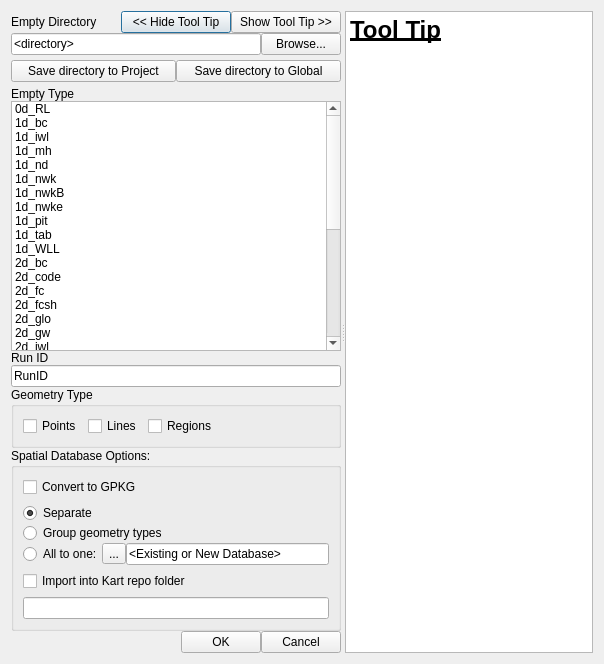
The window that tuflow/forms/ui_tuflowqgis_import_empties.ui (TUFLOW-Support/QGIS-TUFLOW-Plugin) describes before a commit, drawn with Qt 5.
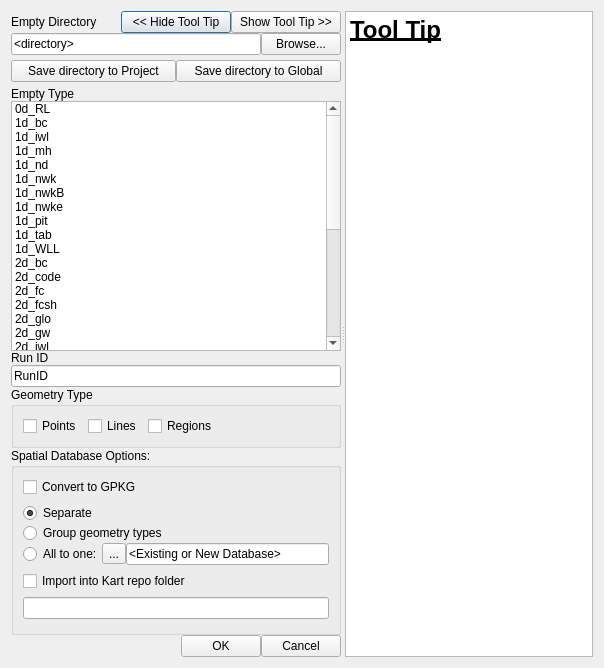
The same window after the commit.

Diff of the .ui file:
```diff
--- a/tuflow/forms/ui_tuflowqgis_import_empties.ui
+++ b/tuflow/forms/ui_tuflowqgis_import_empties.ui
@@ -7,7 +7,7 @@
     <x>0</x>
     <y>0</y>
     <width>604</width>
-    <height>619</height>
+    <height>668</height>
    </rect>
   </property>
   <property name="windowTitle">
```
Left out of the diff: 24 changed lines with no effect on the pictures.
